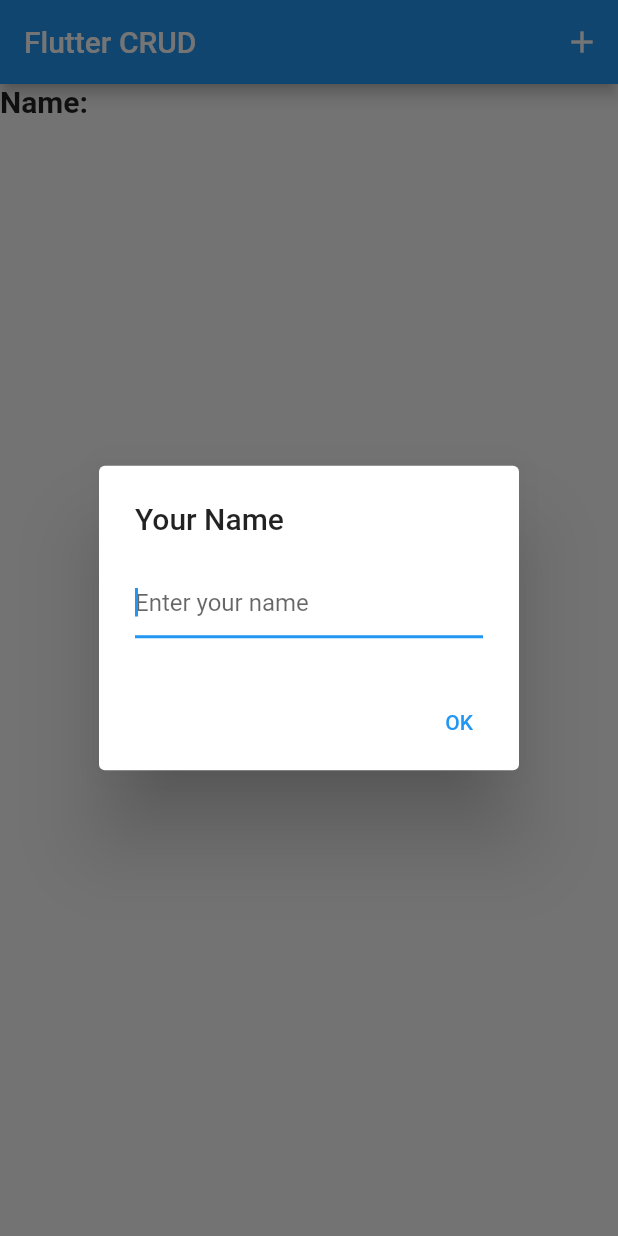
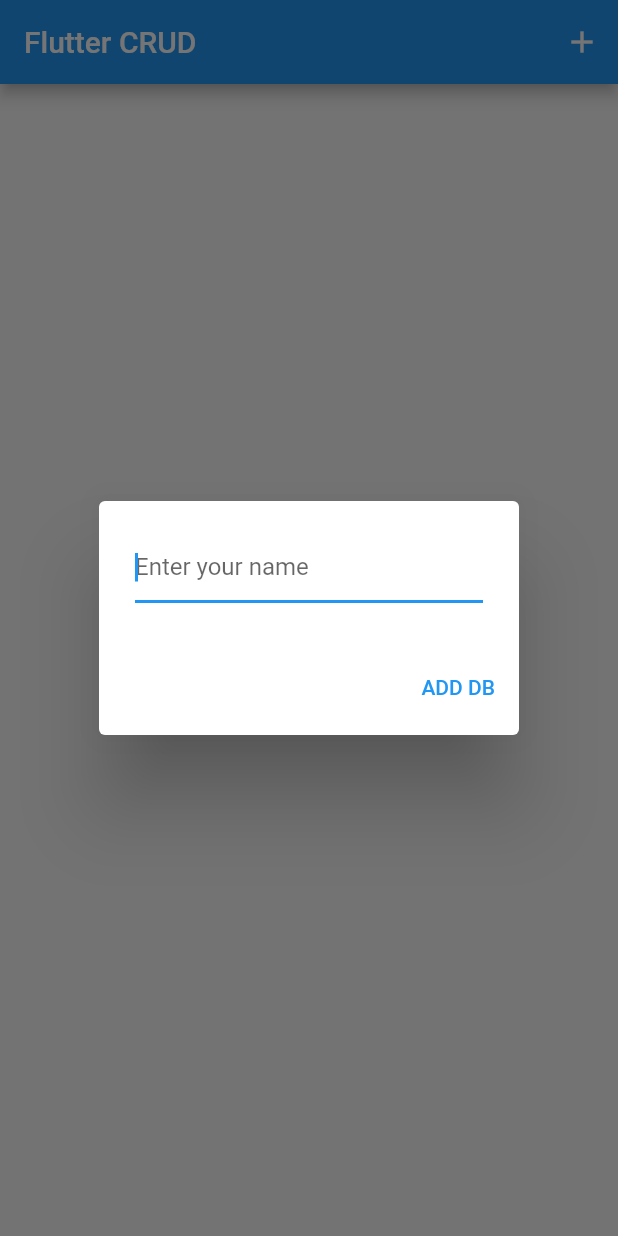
Before and after one commit to babydev-by03KOREA/FirebaseFlutter, a Flutter app: the screen it shows after launch, after a tap on the "add" icon, on a phone screen of 412 x 824 dp. Run offline on Flutter 3.47's test engine with Material 2 defaults, Android fonts, the phone set to English and light mode, and no system bars; our stand-ins replace cloud_firestore, firebase_core; accounts and stored records are empty.

Commit message:
another nameState

```diff
--- a/lib/main.dart
+++ b/lib/main.dart
@@ -25,7 +25,8 @@ class DataCRUD extends StatefulWidget {
 
 class _DataCRUDState extends State<DataCRUD> {
   late TextEditingController controller;
-  String name = '';
+  String name = "";
+  final GlobalKey<FormState> _formKey = GlobalKey<FormState>();
 
   @override
   void initState() {
@@ -48,34 +49,49 @@ class _DataCRUDState extends State<DataCRUD> {
         title: Text(widget.title),
         actions: <Widget>[
           IconButton(
-              onPressed: () async {
-                // final name = controller.text;
-                final name = await inputUserData();
-                if (name == null || name.isEmpty) return;
-                setState(() {
-                  this.name = name;
-                });
+              onPressed: () {
+                inputUserData();
               },
               icon: const Icon(Icons.add)),
         ],
       ),
-      body: MemberDTO(name: this.name),
+      body: MemberDTO(name: name),
     );
   }
 
   Future<String?> inputUserData() => showDialog<String>(
         context: context,
         builder: (context) => AlertDialog(
-            title: const Text('Your Name'),
-            content: TextField(
+          content: Form(
+            key: _formKey,
+            child: Column(
+              mainAxisSize: MainAxisSize.min,
+              children: [
+                TextFormField(
                   autofocus: true,
-              decoration: InputDecoration(hintText: 'Enter your name'),
+                  decoration:
+                      const InputDecoration(hintText: 'Enter your name'),
                   controller: controller,
+                  validator: (value) {
+                    return value!.isNotEmpty ? null : "Invalid Field";
+                  },
                 ),
-            actions: [
-              TextButton(onPressed: submitOK, child: const Text('OK')),
               ],
-      )
+            ),
+          ),
+          actions: <Widget>[
+            TextButton(
+                onPressed: () {
+                  if (_formKey.currentState!.validate()) {
+                    Navigator.of(context).pop();
+                    setState(() {
+                      name = controller.text;
+                    });
+                  }
+                },
+                child: const Text('ADD DB')),
+          ],
+        ),
       );
 
   void submitOK() {
@@ -101,13 +117,16 @@ class MemberDTO extends StatelessWidget {
 
   @override
   Widget build(BuildContext context) {
-    return Row(
+    return Column(
+      mainAxisAlignment: MainAxisAlignment.center,
       children: [
-        Expanded(
+        Center(
           child: Text(
             'Name: $name',
-          style: TextStyle(fontWeight: FontWeight.bold, fontSize: 20.0),
-        )),
+            style:
+            const TextStyle(fontWeight: FontWeight.bold, fontSize: 20.0),
+          ),
+        )
       ],
     );
   }
```
Lines whose indentation alone changed are shown as unchanged.
